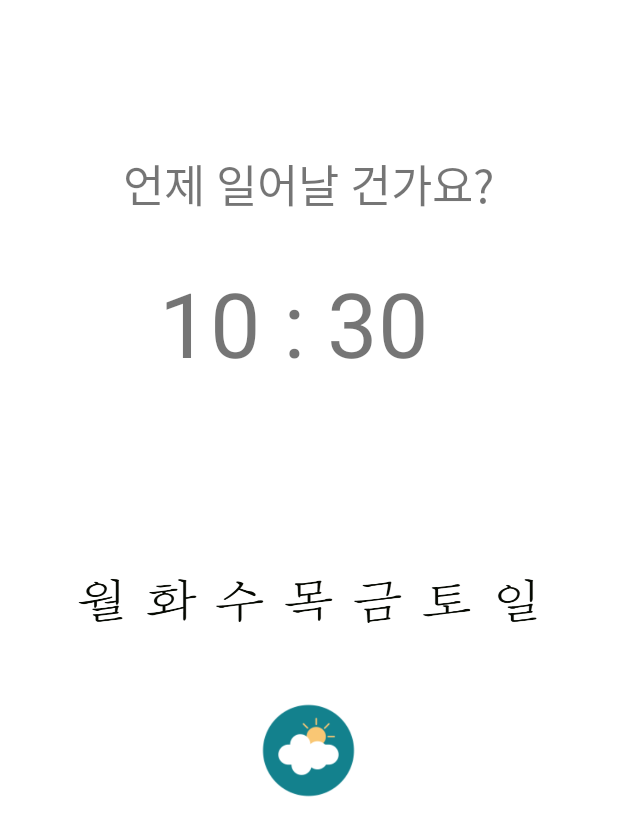
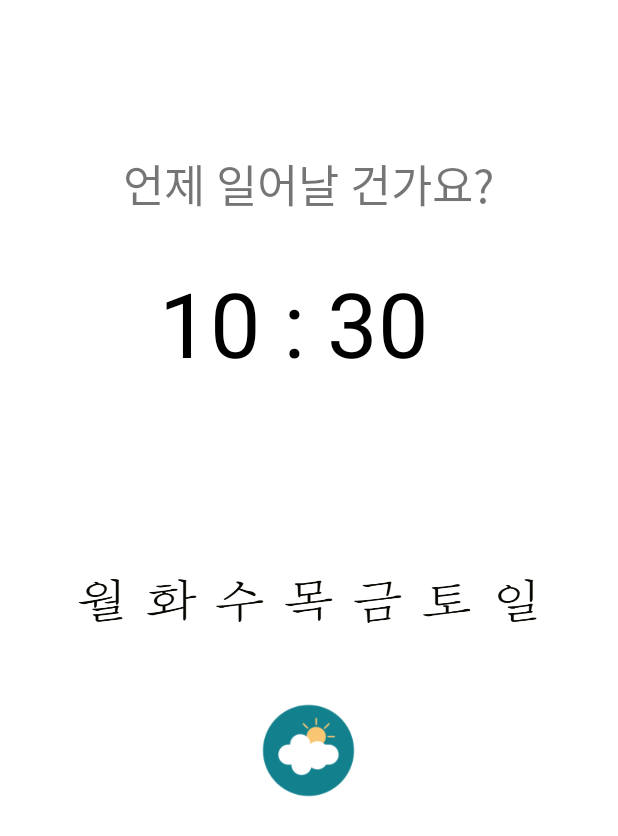
Before and after one commit to lhgwoo2/Boostcamp_myProject_Alarm, an Android app: the fragment EnrollFragment shown on its own in the app's theme, on a phone screen of 412 x 824 dp. Shown: the top 836 px of the screen. Run offline under Robolectric (Android 15) with nearby library versions, the phone set to English and light mode, and no system bars; Roboto replaces fonts that are not available here; 1 statement that could not run was skipped.

Commit message:
노래 및 화면추가

```diff
--- a/app/src/main/java/com/boostcamp/sentialarm/API/MediaPlayer/MusicPlayer.java
+++ b/app/src/main/java/com/boostcamp/sentialarm/API/MediaPlayer/MusicPlayer.java
@@ -154,7 +154,7 @@ public class MusicPlayer {
             mediaPlayer.setOnCompletionListener(new MediaPlayer.OnCompletionListener() {
                 @Override
                 public void onCompletion(MediaPlayer mediaPlayer) {
-                    if (musicCount + 1 < playList.size()) {
+                    if (musicCount + 1 <= playList.size()) {
 
                         //다음트랙 재생
                         mediaPlayer.reset();
--- a/app/src/main/java/com/boostcamp/sentialarm/Alarm/AlarmPopActivity.java
+++ b/app/src/main/java/com/boostcamp/sentialarm/Alarm/AlarmPopActivity.java
@@ -131,8 +131,6 @@ public class AlarmPopActivity extends BaseActivity {
                 Intent sendServiceIntent = new Intent(getApplicationContext(), AlarmService.class);
 
                 Log.i("weather", weather);
-                weather = "sunshine";
-
                 sendServiceIntent.putExtra("weather", weather);
 
                 // musicplayer 서비스 시작
@@ -280,7 +278,7 @@ public class AlarmPopActivity extends BaseActivity {
             ref+="Night/";
             backFileName+="night_";
         }
-        int range = new Random().nextInt(1)+1;
+        int range = new Random().nextInt(2)+1;
         backFileName+=range+".png";
 
         ref+=backFileName;
--- a/app/src/main/java/com/boostcamp/sentialarm/Util/ApplicationClass.java
+++ b/app/src/main/java/com/boostcamp/sentialarm/Util/ApplicationClass.java
@@ -44,7 +44,7 @@ public class ApplicationClass extends Application {
                 .build();
 
 
-      /* Realm.deleteRealm(songListConfig);
+       /*Realm.deleteRealm(songListConfig);
         Realm.deleteRealm(alarmListConfig);*/
     }
 
--- a/app/src/main/res/layout/enroll_fragment.xml
+++ b/app/src/main/res/layout/enroll_fragment.xml
@@ -35,7 +35,11 @@
             android:layout_width="wrap_content"
             android:layout_height="wrap_content"
             android:layout_marginRight="20dp"
-            android:text="12 : 07"
+            android:shadowColor="#FFFFFFFF"
+            android:shadowDx="2.0"
+            android:shadowDy="2.0"
+            android:shadowRadius="2.0"
+            android:textColor="@color/black"
             android:textSize="60sp"
             app:font="custom1" />
 
```
Also changed, not shown: 2 other files.
